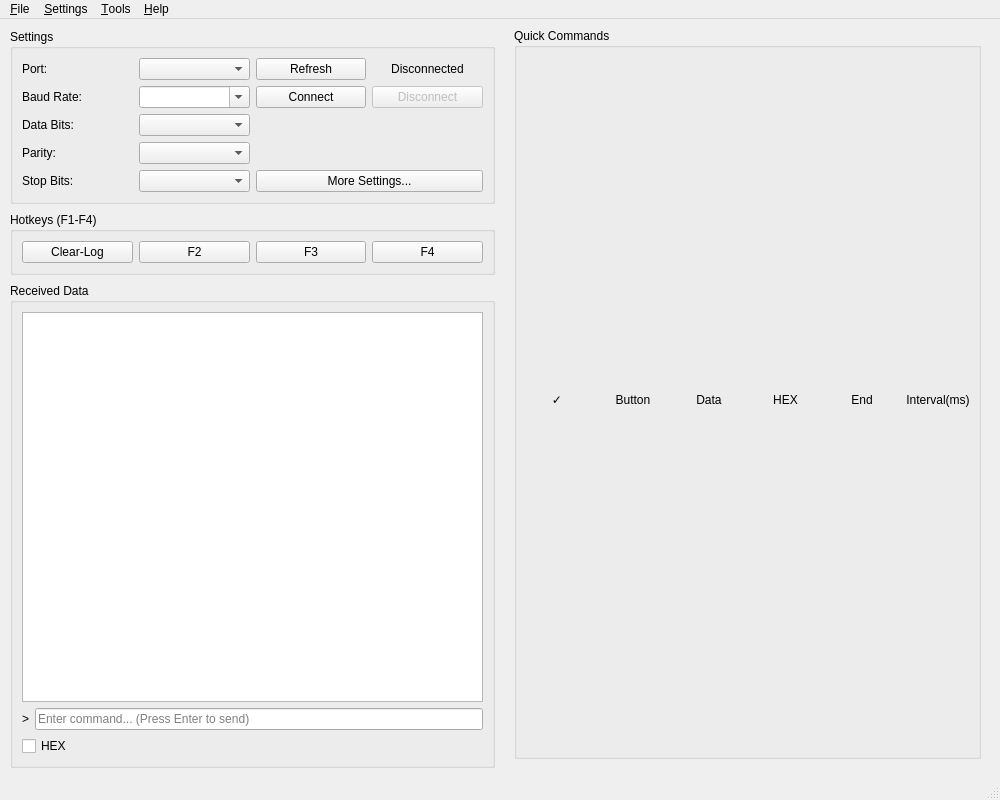
iFishin/SCOM-X, file ui/main_window.ui: the form before one commit.
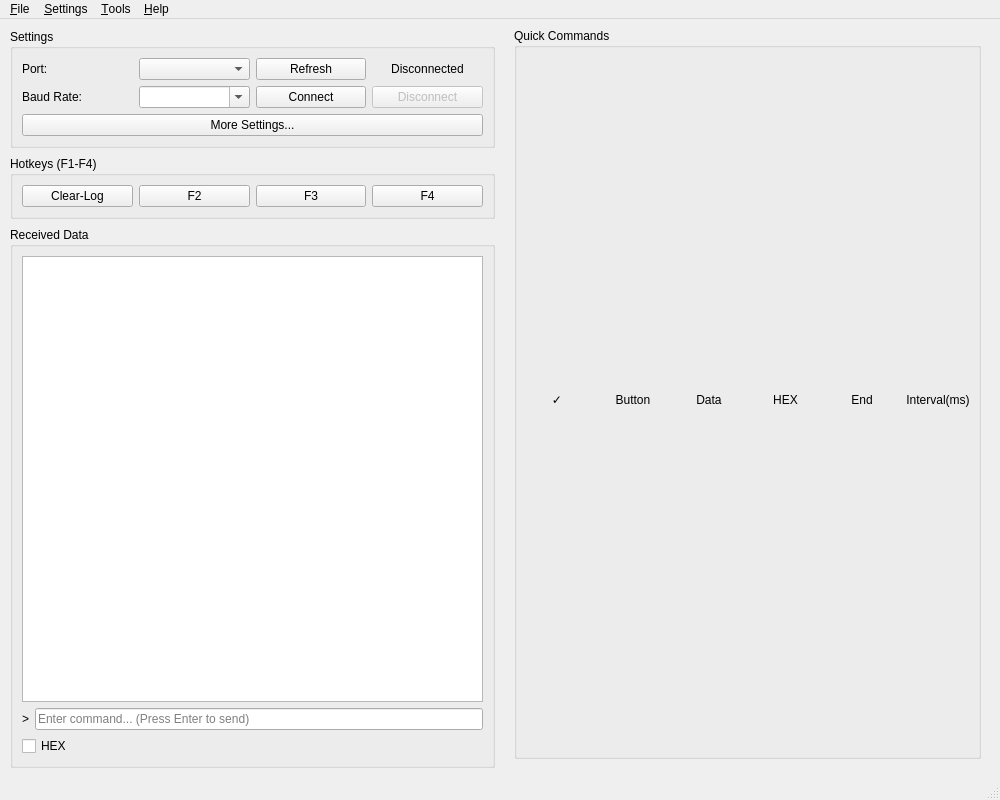
The form after the commit. Icons and pictures are not drawn.

Commit message:
refactor: 简化主界面 - 移除冗余的串口配置项
- 从主界面左侧移除数据位、奇偶校验、停止位选项
- 保留端口和波特率在主界面（常用设置）
- 所有其他串口设置（数据位、奇偶校验、停止位、DTR、RTS、流控制）移至首选项对话框
- 优化界面布局，保持整洁
- 功能完整性不变，只是 UI 组织更清晰

Patch:
```diff
--- a/ui/main_window.ui
+++ b/ui/main_window.ui
@@ -60,13 +60,6 @@
          <item row="7" column="0" colspan="4">
           <layout class="QHBoxLayout" name="connectionLayout"/>
          </item>
-         <item row="4" column="0">
-          <widget class="QLabel" name="dataBitsLabel">
-           <property name="text">
-            <string>Data Bits:</string>
-           </property>
-          </widget>
-         </item>
          <item row="0" column="0">
           <widget class="QLabel" name="portLabel">
            <property name="text">
@@ -74,31 +67,17 @@
            </property>
           </widget>
          </item>
-         <item row="6" column="0">
-          <widget class="QLabel" name="stopBitsLabel">
-           <property name="text">
-            <string>Stop Bits:</string>
-           </property>
-          </widget>
-         </item>
-         <item row="3" column="0">
+         <item row="1" column="0">
           <widget class="QLabel" name="baudRateLabel">
            <property name="text">
             <string>Baud Rate:</string>
            </property>
           </widget>
          </item>
-         <item row="5" column="0">
-          <widget class="QLabel" name="parityLabel">
-           <property name="text">
-            <string>Parity:</string>
-           </property>
-          </widget>
-         </item>
          <item row="0" column="1">
           <widget class="QComboBox" name="portComboBox"/>
          </item>
-         <item row="3" column="1">
+         <item row="1" column="1">
           <widget class="QComboBox" name="baudRateSpinBox">
            <property name="editable">
             <bool>true</bool>
@@ -108,15 +87,6 @@
            </property>
           </widget>
          </item>
-         <item row="4" column="1">
-          <widget class="QComboBox" name="dataBitsComboBox"/>
-         </item>
-         <item row="5" column="1">
-          <widget class="QComboBox" name="parityComboBox"/>
-         </item>
-         <item row="6" column="1">
-          <widget class="QComboBox" name="stopBitsComboBox"/>
-         </item>
          <item row="0" column="2">
           <widget class="QPushButton" name="refreshButton">
            <property name="text">
@@ -124,14 +94,14 @@
            </property>
           </widget>
          </item>
-         <item row="3" column="2">
+         <item row="1" column="2">
           <widget class="QPushButton" name="connectButton">
            <property name="text">
             <string>Connect</string>
            </property>
           </widget>
          </item>
-         <item row="3" column="3">
+         <item row="1" column="3">
           <widget class="QPushButton" name="disconnectButton">
            <property name="enabled">
             <bool>false</bool>
@@ -151,7 +121,7 @@
            </property>
           </widget>
          </item>
-         <item row="6" column="2" colspan="2">
+         <item row="2" column="0" colspan="4">
           <widget class="QPushButton" name="moreSettingsButton">
            <property name="text">
             <string>More Settings...</string>
```
The commit also changes 1 other file.
